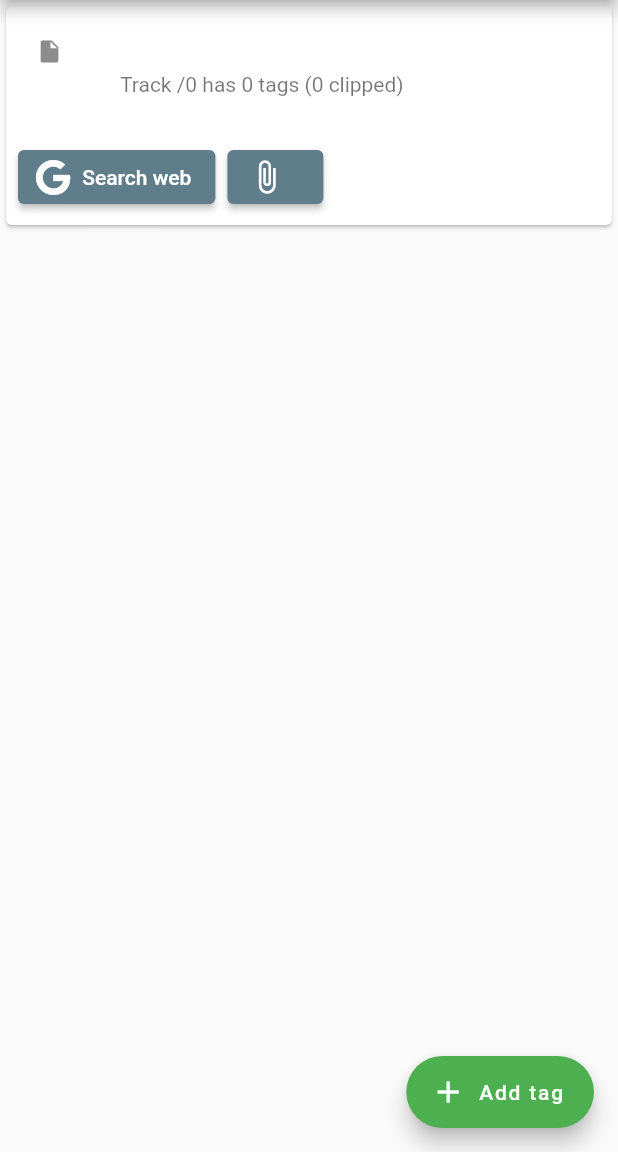
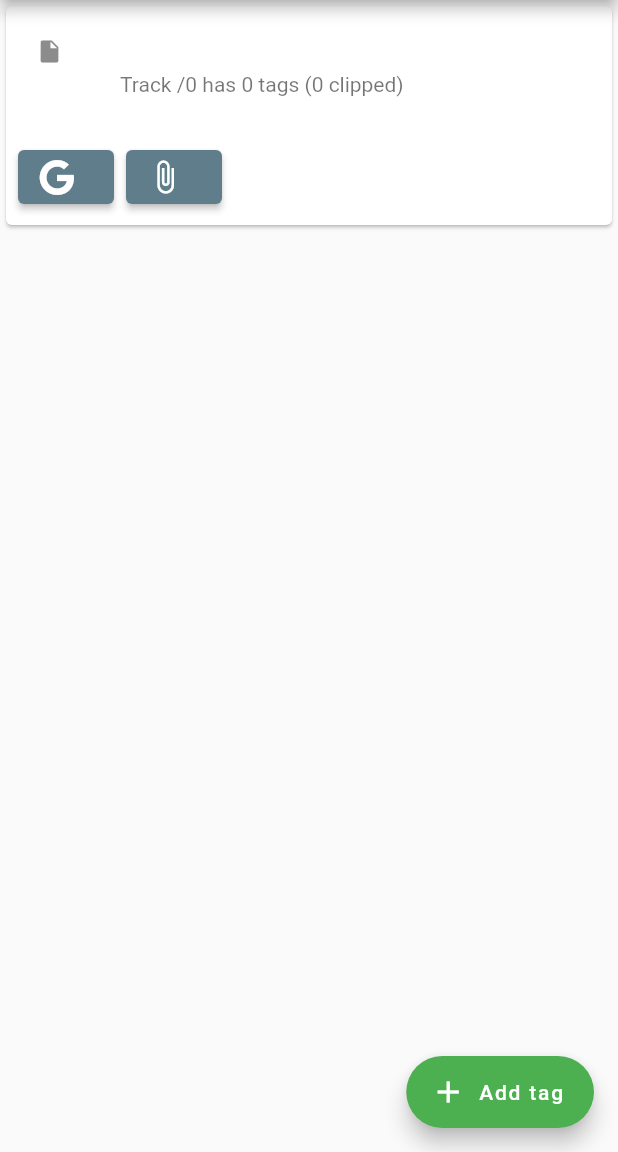
Before and after one commit to davidSchlosser/ql-coda, a Flutter app: the EditTagsView screen opened by its route, on a phone screen of 412 x 824 dp, the part 84-1236 px from its top. Run offline on Flutter 3.47's test engine with Material 2 defaults, Android fonts, the phone set to English and light mode, and no system bars; our stand-ins replace equatable, flutter_bloc, flutter_riverpod, flutter_slidable, flutter_typeahead, font_awesome_flutter and 3 more; missing offline and left inert: mqtt_client.

Commit message:
avoid screen overflow on narrow device

```diff
--- a/ql_coda/lib/screens/google_icon_button.dart
+++ b/ql_coda/lib/screens/google_icon_button.dart
@@ -1,5 +1,6 @@
 import 'package:coda/logger.dart';
 import 'package:coda/models/tags_model.dart';
+import 'package:coda/screens/ui_util.dart';
 import 'package:flutter/material.dart';
 import 'package:flutter_riverpod/flutter_riverpod.dart';
 import 'package:font_awesome_flutter/font_awesome_flutter.dart';
@@ -19,7 +20,7 @@ class GoogleIconButton extends ConsumerWidget {
   Widget build(BuildContext context, WidgetRef ref) {
     final List<Tag> tags = ref.read(editedTagsProvider);
     return ElevatedButton.icon(
-      label: const Text('Search web'),
+      label: MediaQuery.of(context).size.width < 600 ? const NilWidget() : const Text('Search web'),
       icon: const FaIcon(FontAwesomeIcons.google),
       onPressed: () {
         String artists = '';
```
